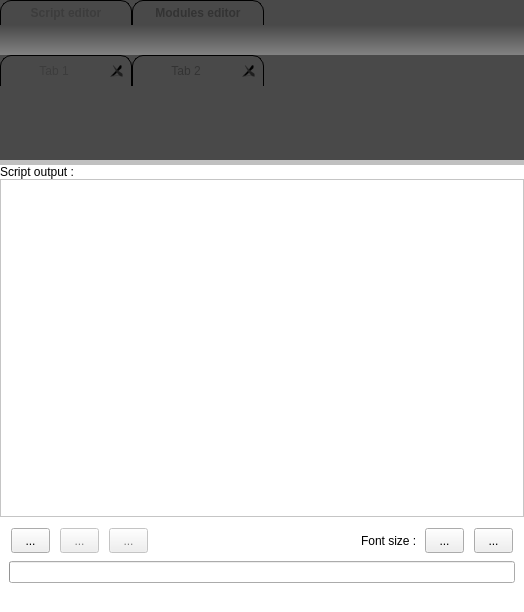
Before: the Qt Designer form plugins/view/pythonscriptview/PythonScriptViewWidget.ui in vadivelselvaraj/TulipGLImprovement, drawn with Qt 5.
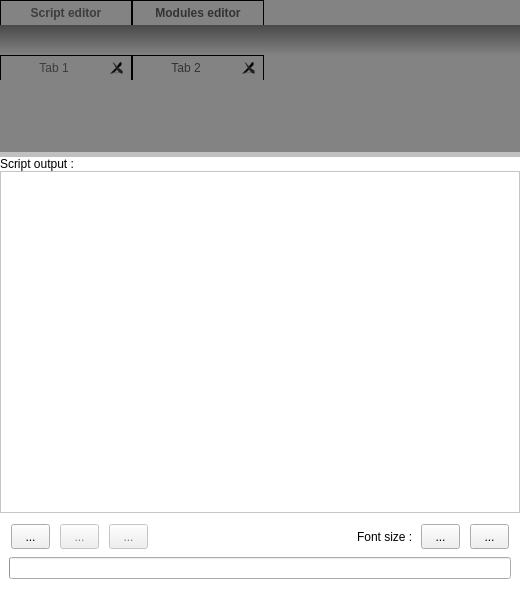
After: the same form once the commit is applied. Icons and pictures are not drawn. Custom widgets are drawn as their Qt base class.

Commit message: - some little cosmetic changes for the Python components GUI

What changed in the file:
```diff
--- a/plugins/view/pythonscriptview/PythonScriptViewWidget.ui
+++ b/plugins/view/pythonscriptview/PythonScriptViewWidget.ui
@@ -6,8 +6,8 @@
    <rect>
     <x>0</x>
     <y>0</y>
-    <width>524</width>
-    <height>612</height>
+    <width>520</width>
+    <height>608</height>
    </rect>
   </property>
   <property name="sizePolicy">
@@ -20,17 +20,22 @@
    <string>Form</string>
   </property>
   <property name="styleSheet">
-   <string notr="true">QTabBar::tab {
+   <string notr="true">QTabWidget:pane {
+border: 0px; 
+}
+
+QTabBar::tab {
    color: #333;
 border: 1px solid #000;
-border-top-left-radius: 11px;
-border-top-right-radius: 11px;
+/*border-top-left-radius: 11px;
+border-top-right-radius: 11px;*/
 border-bottom: none;
 padding: 5px;
 background: qradialgradient(cx: 0.3, cy: -0.4,
 fx: 0.3, fy: -0.4,
 radius: 1.35, stop: 0 #fff, stop: 1 #888);
 min-width:120px;
+height:14px;
 font:bold;
 }
 
@@ -119,7 +124,7 @@
     <widget class="QSplitter" name="splitter">
      <property name="styleSheet">
       <string notr="true">QSplitter, QFrame {
-background-color:rgba(73, 73, 73, 255);
+background-color:#838383;
 }
 
 </string>
@@ -160,7 +165,7 @@
       <widget class="QWidget" name="tab">
        <property name="styleSheet">
         <string notr="true">#tab {
-     background-color:rgba(73, 73, 73, 255);
+    background-color:#838383;
 }
 </string>
        </property>
```
Left out of the diff: 2 changed lines with no effect on the pictures. The commit also changes 8 other files.
